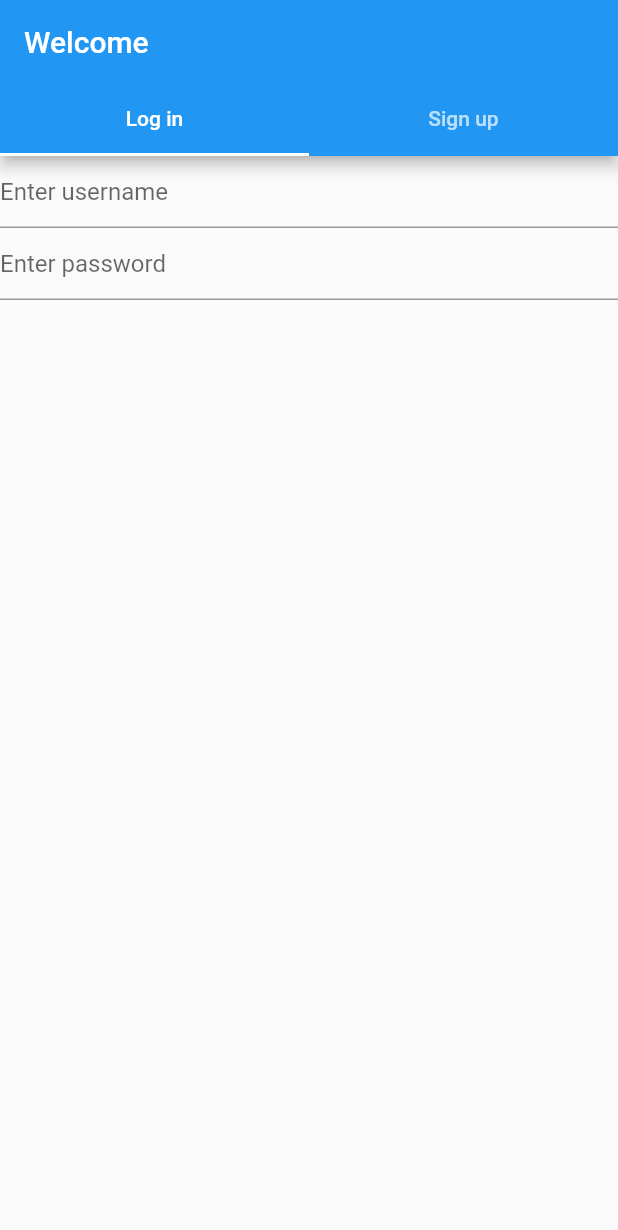
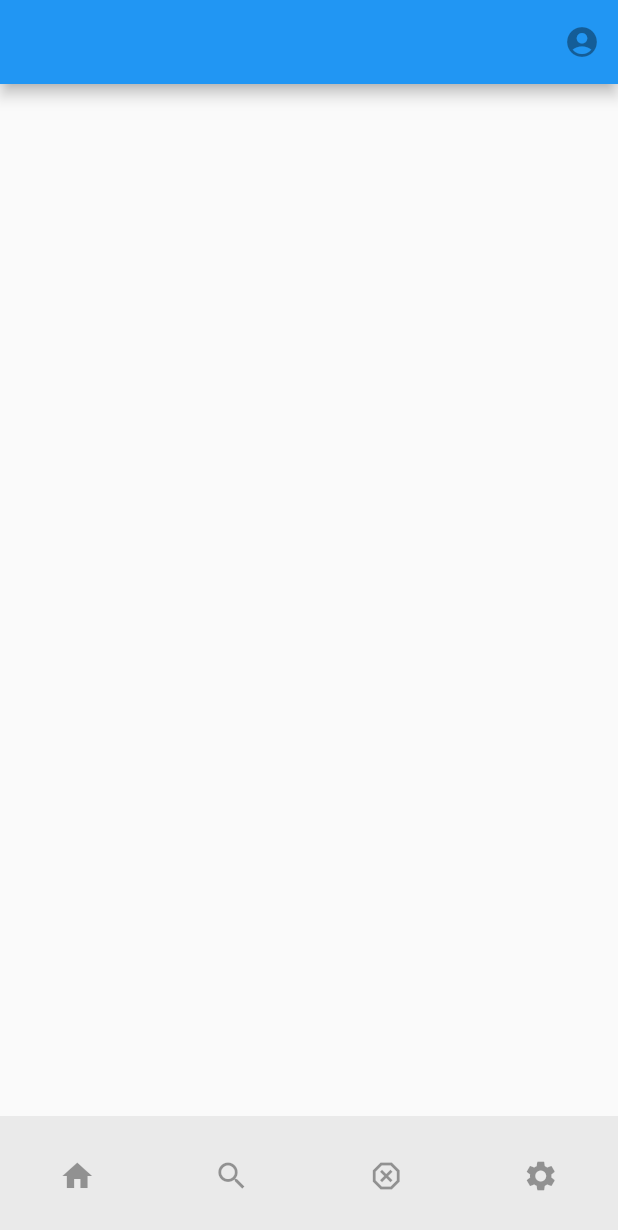
Before and after one commit to AndrejPer/TNBeautiesApp, a Flutter app: the screen it shows after launch, on a phone screen of 412 x 824 dp. Shown: the top 1230 px of the screen. Run offline on Flutter 3.47's test engine with Material 2 defaults, Android fonts, the phone set to English and light mode, and no system bars; missing offline and left inert: dart:html.

Commit message:
created the structure of the home screen; minor corrections

```diff
--- a/tnbeautiesapp/lib/main.dart
+++ b/tnbeautiesapp/lib/main.dart
@@ -1,4 +1,5 @@
 import 'package:flutter/material.dart';
+import 'package:tnbeautiesapp/screens/home_screen.dart';
 import 'screens/welcome_screen.dart';
 
 void main() {
@@ -10,6 +11,8 @@ class MyApp extends StatelessWidget {
 
   @override
   Widget build(BuildContext context) {
-    return const WelcomeScreen();
+    return const MaterialApp(
+      home: HomeScreen(),
+    );
   }
 }
--- /dev/null
+++ b/tnbeautiesapp/lib/screens/home_screen.dart
@@ -0,0 +1,24 @@
+import 'package:flutter/material.dart';
+
+class HomeScreen extends StatelessWidget {
+  const HomeScreen({Key? key}) : super(key: key);
+
+  @override
+  Widget build(BuildContext context) {
+    return Scaffold(
+      appBar: AppBar(
+        actions: const <Widget>[
+          IconButton(onPressed: null, icon: Icon(Icons.account_circle))
+        ],
+      ),
+      bottomNavigationBar: NavigationBar(
+        destinations: const <Widget>[
+          IconButton(onPressed: null, icon: Icon(Icons.home)),
+          IconButton(onPressed: null, icon: Icon(Icons.search)),
+          IconButton(onPressed: null, icon: Icon(Icons.dangerous_outlined)),
+          IconButton(onPressed: null, icon: Icon(Icons.settings))
+        ],
+      ),
+    );
+  }
+}
--- a/tnbeautiesapp/lib/screens/welcome_screen.dart
+++ b/tnbeautiesapp/lib/screens/welcome_screen.dart
@@ -6,8 +6,7 @@ class WelcomeScreen extends StatelessWidget {
 
   @override
   Widget build(BuildContext context) {
-    return MaterialApp(
-      home: DefaultTabController(
+    return DefaultTabController(
       length: 2,
       child: Scaffold(
         appBar: AppBar(
@@ -44,7 +43,6 @@ class WelcomeScreen extends StatelessWidget {
           const SignUpForm(),
         ]),
       ),
-      ),
     );
   }
 }
--- a/tnbeautiesapp/lib/widgets/password_field.dart
+++ b/tnbeautiesapp/lib/widgets/password_field.dart
@@ -28,8 +28,7 @@ class _PasswordFieldState extends State<PasswordField> {
       validator: (value) {
         RegExp regExp = RegExp(
             r'^(?=.*?[A-Z])(?=.*?[a-z])(?=.*?[0-9])(?=.*?[#?!@$ %^&*-]).{8,}$');
-        print('for $value it is ${regExp.hasMatch(value!)}');
-        if (value.isEmpty) {
+        if (value == null || value.isEmpty) {
           return 'Please enter password';
         } else if (!regExp.hasMatch(value)) {
           return 'Enter a valid password (Capital letter, number, symbole)';
--- a/tnbeautiesapp/lib/widgets/sign_up_form.dart
+++ b/tnbeautiesapp/lib/widgets/sign_up_form.dart
@@ -59,7 +59,7 @@ class _SignUpFormState extends State<SignUpForm> {
               _dateController.text = date.toString().substring(0, 10);
             },
           ),
-          PasswordField(),
+          const PasswordField(),
           ElevatedButton(
             onPressed: () {
               if (_formKey.currentState!.validate()) {
```
Also changed, not shown: tnbeautiesapp/lib/widgets/app_bar.dart (added, +14 -0 lines). Lines whose indentation alone changed are shown as unchanged.
